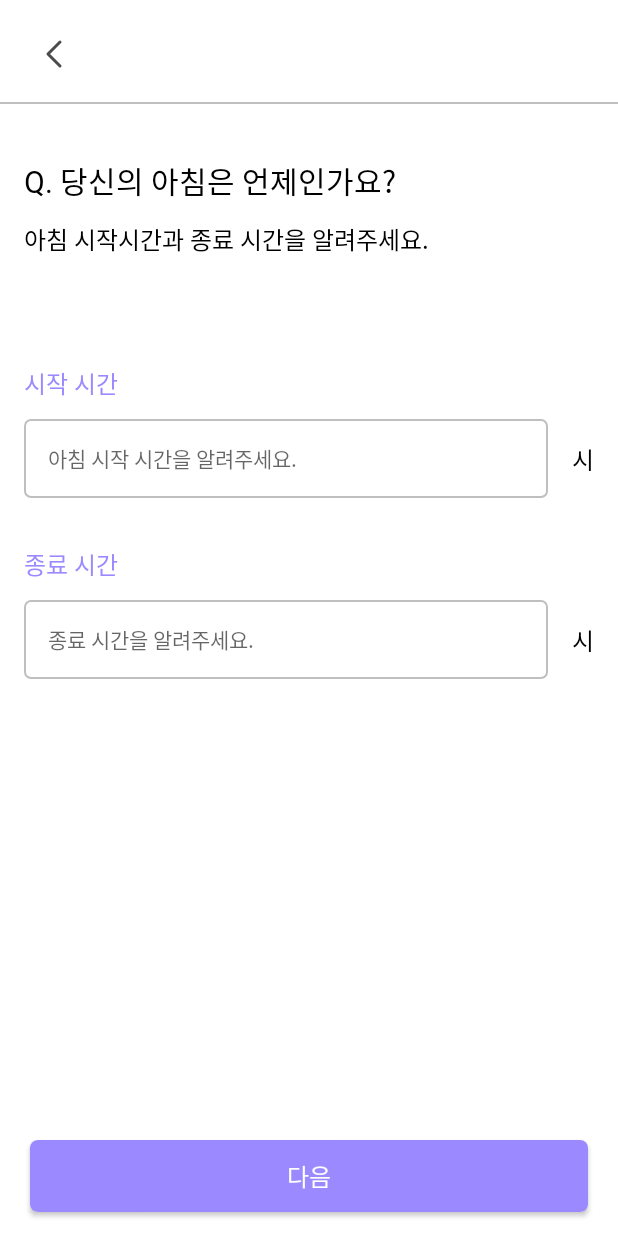
After one commit to do-sopkathon-android-2/android-2-client, an Android app: the layout activity_time_setting.xml on its own in the app's theme, with its tools: preview values and no code run, on a phone screen of 412 x 824 dp. The commit adds this screen. Run offline under Robolectric (Android 15) with nearby library versions, the phone set to English and light mode, and no system bars.

Commit message:
[feat] : 시간세팅 뷰 ui 구현

```diff
--- /dev/null
+++ b/InTime/app/src/main/java/com/sopt/intime/ui/timeSetting/TimeSettingActivity.kt
@@ -0,0 +1,18 @@
+package com.sopt.intime.ui.timeSetting
+
+import android.content.Context
+import android.content.Intent
+import android.os.Bundle
+import androidx.appcompat.app.AppCompatActivity
+import com.sopt.intime.R
+
+class TimeSettingActivity : AppCompatActivity() {
+    override fun onCreate(savedInstanceState: Bundle?) {
+        super.onCreate(savedInstanceState)
+        setContentView(R.layout.activity_time_setting)
+    }
+
+    companion object {
+        fun from(context: Context): Intent = Intent(context, TimeSettingActivity::class.java)
+    }
+}
--- /dev/null
+++ b/InTime/app/src/main/res/drawable/bg_rectangle_radius_4dp.xml
@@ -0,0 +1,9 @@
+<?xml version="1.0" encoding="utf-8"?>
+<shape xmlns:android="http://schemas.android.com/apk/res/android"
+    android:shape="rectangle">
+    <stroke
+        android:width="1dp"
+        android:color="@color/gray_200_BFBFBF" />
+    <corners android:radius="4dp" />
+
+</shape>
--- /dev/null
+++ b/InTime/app/src/main/res/drawable/bg_rectangle_radius_5dp.xml
@@ -0,0 +1,8 @@
+<?xml version="1.0" encoding="utf-8"?>
+<shape xmlns:android="http://schemas.android.com/apk/res/android"
+    android:shape="rectangle">
+
+    <solid android:color="@color/purple_9B8AFF" />
+    <corners android:radius="5dp" />
+
+</shape>
--- /dev/null
+++ b/InTime/app/src/main/res/drawable/ic_back.xml
@@ -0,0 +1,13 @@
+<vector xmlns:android="http://schemas.android.com/apk/res/android"
+    android:width="24dp"
+    android:height="24dp"
+    android:viewportWidth="24"
+    android:viewportHeight="24">
+  <path
+      android:pathData="M16,4L8,12L16,20"
+      android:strokeLineJoin="round"
+      android:strokeWidth="2"
+      android:fillColor="#00000000"
+      android:strokeColor="#4C4C4C"
+      android:strokeLineCap="round"/>
+</vector>
--- /dev/null
+++ b/InTime/app/src/main/res/drawable/ic_close.xml
@@ -0,0 +1,10 @@
+<vector xmlns:android="http://schemas.android.com/apk/res/android"
+    android:width="24dp"
+    android:height="24dp"
+    android:viewportWidth="24"
+    android:viewportHeight="24">
+  <path
+      android:pathData="M3.293,4.707C2.902,4.317 2.902,3.683 3.293,3.293C3.683,2.902 4.317,2.902 4.707,3.293L12,10.586L19.293,3.293C19.683,2.902 20.317,2.902 20.707,3.293C21.098,3.683 21.098,4.317 20.707,4.707L13.414,12L20.707,19.293C21.098,19.683 21.098,20.317 20.707,20.707C20.317,21.098 19.683,21.098 19.293,20.707L12,13.414L4.707,20.707C4.317,21.098 3.683,21.098 3.293,20.707C2.902,20.317 2.902,19.683 3.293,19.293L10.586,12L3.293,4.707Z"
+      android:fillColor="#4C4C4C"
+      android:fillType="evenOdd"/>
+</vector>
--- /dev/null
+++ b/InTime/app/src/main/res/layout/activity_time_setting.xml
@@ -0,0 +1,145 @@
+<?xml version="1.0" encoding="utf-8"?>
+<androidx.constraintlayout.widget.ConstraintLayout xmlns:android="http://schemas.android.com/apk/res/android"
+    xmlns:app="http://schemas.android.com/apk/res-auto"
+    xmlns:tools="http://schemas.android.com/tools"
+    android:layout_width="match_parent"
+    android:layout_height="match_parent"
+    tools:context=".ui.timeSetting.TimeSettingActivity">
+
+    <ImageView
+        android:id="@+id/iv_time_setting_back_button"
+        android:layout_width="wrap_content"
+        android:layout_height="wrap_content"
+        android:layout_marginStart="12dp"
+        android:layout_marginTop="12dp"
+        android:padding="12dp"
+        android:src="@drawable/ic_back"
+        app:layout_constraintStart_toStartOf="parent"
+        app:layout_constraintTop_toTopOf="parent" />
+
+    <View
+        android:id="@+id/view_time_setting"
+        android:layout_width="match_parent"
+        android:layout_height="1dp"
+        android:layout_marginTop="8dp"
+        android:background="@color/gray_200_BFBFBF"
+        app:layout_constraintTop_toBottomOf="@+id/iv_time_setting_back_button" />
+
+    <TextView
+        android:id="@+id/tv_time_setting_title_question"
+        android:layout_width="wrap_content"
+        android:layout_height="wrap_content"
+        android:layout_marginStart="16dp"
+        android:layout_marginTop="36dp"
+        android:text="@string/tv_time_setting_title_question"
+        android:textAppearance="@style/title_sb20"
+        android:textColor="@color/black_000000"
+        app:layout_constraintStart_toStartOf="parent"
+        app:layout_constraintTop_toBottomOf="@+id/view_time_setting" />
+
+    <TextView
+        android:id="@+id/tv_time_setting_title_answer"
+        android:layout_width="wrap_content"
+        android:layout_height="wrap_content"
+        android:layout_marginTop="12dp"
+        android:text="@string/tv_time_setting_title_answer"
+        android:textAppearance="@style/body_r16"
+        android:textColor="@color/black_000000"
+        app:layout_constraintStart_toStartOf="@+id/tv_time_setting_title_question"
+        app:layout_constraintTop_toBottomOf="@+id/tv_time_setting_title_question" />
+
+    <TextView
+        android:id="@+id/tv_time_setting_time_start"
+        android:layout_width="wrap_content"
+        android:layout_height="wrap_content"
+        android:layout_marginTop="72dp"
+        android:text="@string/tv_time_setting_time_start"
+        android:textAppearance="@style/body_b16"
+        android:textColor="@color/purple_9B8AFF"
+        app:layout_constraintStart_toStartOf="@+id/tv_time_setting_title_answer"
+        app:layout_constraintTop_toBottomOf="@+id/tv_time_setting_title_answer" />
+
+    <TextView
+        android:id="@+id/tv_time_setting_time_input_start"
+        android:layout_width="0dp"
+        android:layout_height="wrap_content"
+        android:layout_marginStart="16dp"
+        android:layout_marginTop="12dp"
+        android:layout_marginEnd="16dp"
+        android:background="@drawable/bg_rectangle_radius_4dp"
+        android:hint="@string/tv_time_setting_time_input_start"
+        android:padding="16dp"
+        android:textAppearance="@style/body_r14"
+        android:textColor="@color/gray_400_7E7E7E"
+        app:layout_constraintEnd_toStartOf="@+id/tv_time_setting_hour_start"
+        app:layout_constraintStart_toStartOf="parent"
+        app:layout_constraintTop_toBottomOf="@+id/tv_time_setting_time_start" />
+
+    <TextView
+        android:id="@+id/tv_time_setting_hour_start"
+        android:layout_width="wrap_content"
+        android:layout_height="wrap_content"
+        android:layout_marginEnd="16dp"
+        android:text="@string/tv_time_setting_hour_unit"
+        android:textAppearance="@style/body_b16"
+        android:textColor="@color/black_000000"
+        app:layout_constraintBottom_toBottomOf="@+id/tv_time_setting_time_input_start"
+        app:layout_constraintEnd_toEndOf="parent"
+        app:layout_constraintTop_toTopOf="@+id/tv_time_setting_time_input_start" />
+
+    <TextView
+        android:id="@+id/tv_time_setting_time_end"
+        android:layout_width="wrap_content"
+        android:layout_height="wrap_content"
+        android:layout_marginTop="32dp"
+        android:text="@string/tv_time_setting_time_end"
+        android:textAppearance="@style/body_b16"
+        android:textColor="@color/purple_9B8AFF"
+        app:layout_constraintStart_toStartOf="@+id/tv_time_setting_time_input_start"
+        app:layout_constraintTop_toBottomOf="@+id/tv_time_setting_time_input_start" />
+
+    <TextView
+        android:id="@+id/tv_time_setting_time_input_end"
+        android:layout_width="0dp"
+        android:layout_height="wrap_content"
+        android:layout_marginStart="16dp"
+        android:layout_marginTop="12dp"
+        android:layout_marginEnd="16dp"
+        android:background="@drawable/bg_rectangle_radius_4dp"
+        android:hint="@string/tv_time_setting_time_input_end"
+        android:padding="16dp"
+        android:textAppearance="@style/body_r14"
+        android:textColor="@color/gray_400_7E7E7E"
+        app:layout_constraintEnd_toStartOf="@+id/tv_time_setting_hour_end"
+        app:layout_constraintStart_toStartOf="parent"
+        app:layout_constraintTop_toBottomOf="@+id/tv_time_setting_time_end" />
+
+
+    <TextView
+        android:id="@+id/tv_time_setting_hour_end"
+        android:layout_width="wrap_content"
+        android:layout_height="wrap_content"
+        android:layout_marginEnd="16dp"
+        android:text="@string/tv_time_setting_hour_unit"
+        android:textAppearance="@style/body_b16"
+        android:textColor="@color/black_000000"
+        app:layout_constraintBottom_toBottomOf="@+id/tv_time_setting_time_input_end"
+        app:layout_constraintEnd_toEndOf="parent"
+        app:layout_constraintTop_toTopOf="@+id/tv_time_setting_time_input_end" />
+
+    <androidx.appcompat.widget.AppCompatButton
+        android:id="@+id/btn_time_setting_next"
+        android:layout_width="0dp"
+        android:layout_height="wrap_content"
+        android:layout_marginStart="20dp"
+        android:layout_marginEnd="20dp"
+        android:layout_marginBottom="16dp"
+        android:background="@drawable/bg_rectangle_radius_5dp"
+        android:paddingVertical="12dp"
+        android:text="@string/btn_time_setting_next"
+        android:textAppearance="@style/body_b16"
+        android:textColor="@color/white_FFFFFF"
+        app:layout_constraintBottom_toBottomOf="parent"
+        app:layout_constraintEnd_toEndOf="parent"
+        app:layout_constraintStart_toStartOf="parent" />
+</androidx.constraintlayout.widget.ConstraintLayout>
--- a/InTime/app/src/main/res/values/colors.xml
+++ b/InTime/app/src/main/res/values/colors.xml
@@ -17,4 +17,5 @@
     <color name="gray_200_BFBFBF">#BFBFBF</color>
     <color name="white_FFFFFF">#FFFFFF</color>
     <color name="translucent_40000000">#40000000</color>
+
 </resources>
--- a/InTime/app/src/main/res/values/strings.xml
+++ b/InTime/app/src/main/res/values/strings.xml
@@ -1,3 +1,11 @@
 <resources>
     <string name="app_name">InTime</string>
+    <string name="tv_time_setting_title_question">Q. 당신의 아침은 언제인가요?</string>
+    <string name="tv_time_setting_title_answer">아침 시작시간과 종료 시간을 알려주세요.</string>
+    <string name="tv_time_setting_time_start">시작 시간</string>
+    <string name="tv_time_setting_time_input_start">아침 시작 시간을 알려주세요.</string>
+    <string name="tv_time_setting_hour_unit">시</string>
+    <string name="tv_time_setting_time_end">종료 시간</string>
+    <string name="tv_time_setting_time_input_end">종료 시간을 알려주세요.</string>
+    <string name="btn_time_setting_next">다음</string>
 </resources>
```
